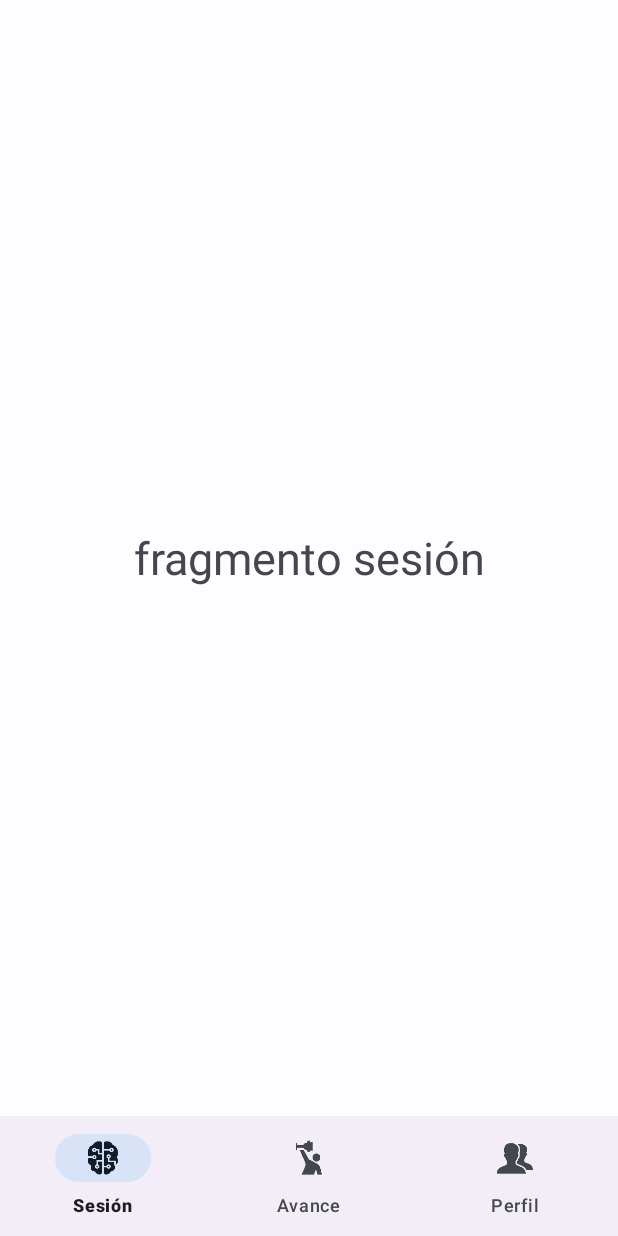
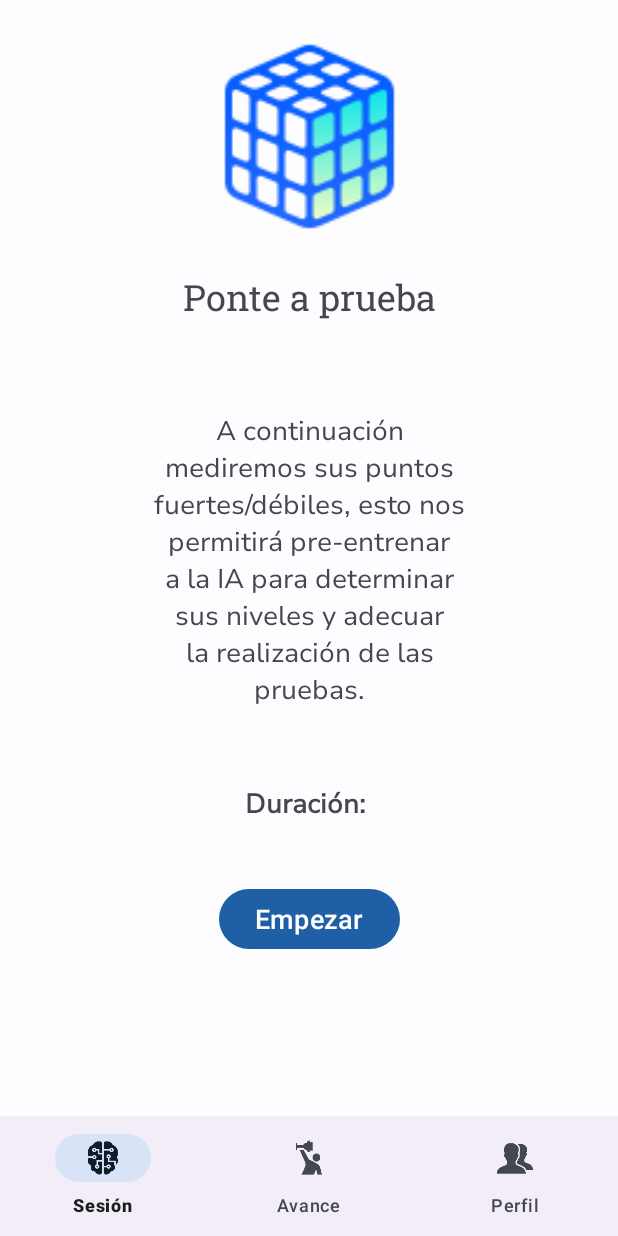
Before and after one commit to WillSanchez8/Quetzalli, an Android app: the SesionFragment screen opened directly, with no data from a screen before it, on a phone screen of 412 x 824 dp. Run offline under Robolectric (Android 15) with nearby library versions, the phone set to English and light mode, and no system bars; our stand-ins replace Dagger/Hilt's generated code, navigation-ui.

Commit message:
actualice mi vista del E4

```diff
--- a/app/src/main/res/layout/fragment_sesion.xml
+++ b/app/src/main/res/layout/fragment_sesion.xml
@@ -6,11 +6,64 @@
     android:layout_height="match_parent"
     tools:context=".views.SesionFragment">
 
-    <TextView
-        android:layout_width="match_parent"
-        android:layout_height="match_parent"
-        android:textSize="30sp"
-        android:gravity="center"
-        android:text="@string/fragmento_sesion" />
+    <com.google.android.material.imageview.ShapeableImageView
+        android:id="@+id/iv_cube"
+        android:layout_width="150dp"
+        android:layout_height="150dp"
+        android:layout_marginTop="16dp"
+        android:src="@drawable/ic_cube"
+        app:layout_constraintTop_toTopOf="parent"
+        app:layout_constraintEnd_toEndOf="parent"
+        app:layout_constraintStart_toStartOf="parent" />
+
+    <com.google.android.material.textview.MaterialTextView
+        android:id="@+id/tv_session"
+        android:layout_width="wrap_content"
+        android:layout_height="wrap_content"
+        android:layout_marginTop="16dp"
+        android:text="@string/go_session"
+        android:textSize="24sp"
+        android:fontFamily="@font/robotoslab_regular"
+        app:layout_constraintStart_toStartOf="parent"
+        app:layout_constraintEnd_toEndOf="parent"
+        app:layout_constraintTop_toBottomOf="@+id/iv_cube" />
+
+    <com.google.android.material.textview.MaterialTextView
+        android:id="@+id/tv_instructions"
+        android:layout_width="250dp"
+        android:layout_height="wrap_content"
+        android:layout_marginTop="40dp"
+        android:padding="20dp"
+        android:textSize="18sp"
+        android:textAlignment="center"
+        android:text="@string/instructions"
+        android:fontFamily="@font/nunitosans_regular"
+        app:layout_constraintStart_toStartOf="parent"
+        app:layout_constraintEnd_toEndOf="parent"
+        app:layout_constraintTop_toBottomOf="@+id/tv_session" />
+
+    <com.google.android.material.textview.MaterialTextView
+        android:id="@+id/tv_duration"
+        android:layout_width="wrap_content"
+        android:layout_height="wrap_content"
+        android:layout_marginTop="30dp"
+        android:text="@string/duration"
+        android:textStyle="bold"
+        android:textSize="18sp"
+        android:fontFamily="@font/nunitosans_regular"
+        app:layout_constraintStart_toStartOf="parent"
+        app:layout_constraintEnd_toEndOf="parent"
+        app:layout_constraintTop_toBottomOf="@+id/tv_instructions" />
+
+    <com.google.android.material.button.MaterialButton
+        android:id="@+id/btn_start"
+        android:layout_width="wrap_content"
+        android:layout_height="wrap_content"
+        android:layout_marginTop="40dp"
+        android:text="@string/start"
+        android:textSize="18sp"
+        app:layout_constraintStart_toStartOf="parent"
+        app:layout_constraintEnd_toEndOf="parent"
+        app:layout_constraintTop_toBottomOf="@+id/tv_duration" />
 
 </androidx.constraintlayout.widget.ConstraintLayout>
--- a/app/src/main/res/values/strings.xml
+++ b/app/src/main/res/values/strings.xml
@@ -56,5 +56,9 @@
     <string name="contrase_a">Contraseña</string>
     <string name="guardar_c">Guardar cambios</string>
     <string name="photo_user">Fotografía de usuario</string>
+    <string name="go_session">Ponte a prueba</string>
+    <string name="instructions">A continuación mediremos sus puntos fuertes/débiles, esto nos permitirá pre-entrenar a la IA para determinar sus niveles y adecuar la realización de las pruebas.</string>
+    <string name="start">Empezar</string>
+    <string name="duration">"Duración: "</string>
 
 </resources>
```
Also changed, not shown: app/src/main/res/drawable-hdpi/ic_cube.png (added), app/src/main/res/drawable-mdpi/ic_cube.png (added), app/src/main/res/drawable-xhdpi/ic_cube.png (added), app/src/main/res/drawable-xxhdpi/ic_cube.png (added), app/src/main/res/drawable-xxxhdpi/ic_cube.png (added).
